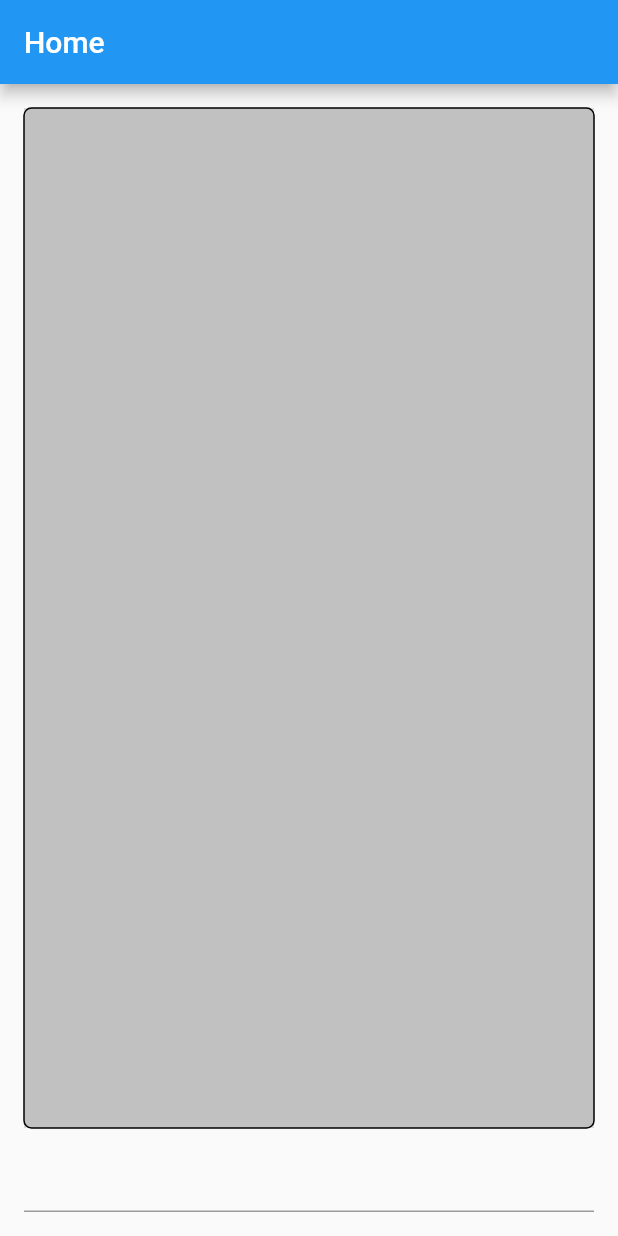
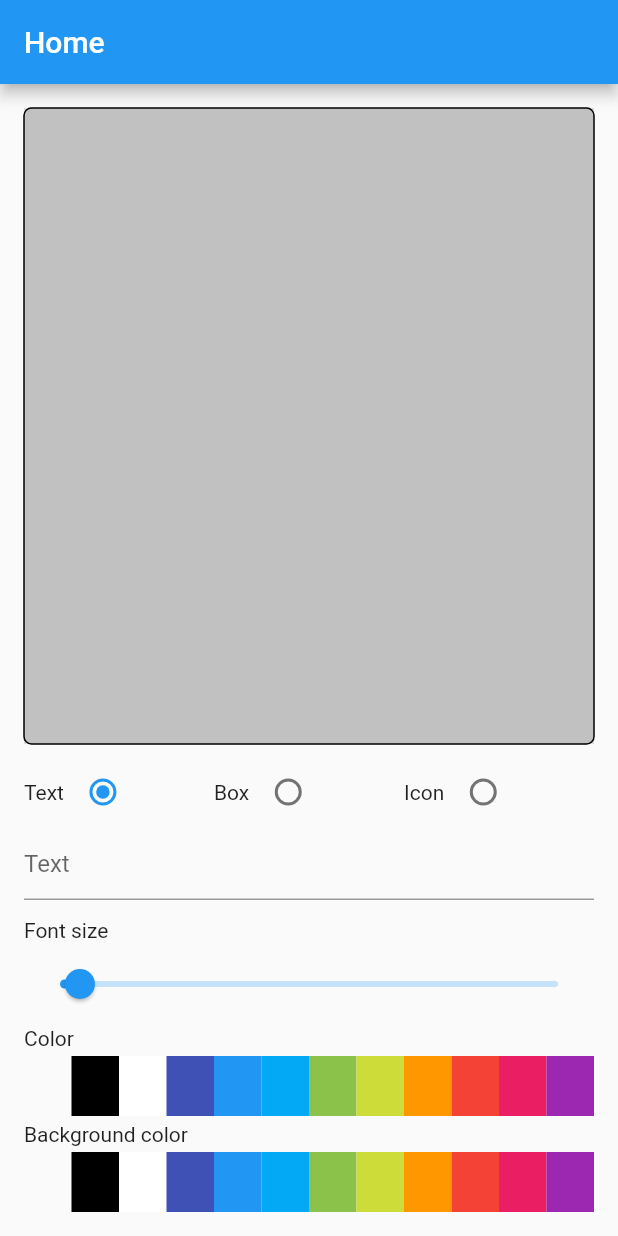
Before and after one commit to CORDEA/blanc, a Flutter app: the screen it shows after launch, on a phone screen of 412 x 824 dp. Run offline on Flutter 3.47's test engine with Material 2 defaults, Android fonts, the phone set to English and light mode, and no system bars; our stand-ins replace freezed_annotation.

Commit message:
add section to add a text node

```diff
--- a/lib/decorator.dart
+++ b/lib/decorator.dart
@@ -19,10 +19,25 @@ class _DecoratorState extends State<Decorator> {
     nodes: [],
   );
   bool inEdit = false;
+  _DecorationType type = _DecorationType.text;
+  _DecorationNode? editingNode;
 
   @override
   Widget build(BuildContext context) {
+    final List<Widget> section;
+    switch (type) {
+      case _DecorationType.text:
+        section = _buildTextSection();
+        break;
+      case _DecorationType.box:
+        section = [];
+        break;
+      case _DecorationType.icon:
+        section = [];
+        break;
+    }
     return Column(
+      crossAxisAlignment: CrossAxisAlignment.start,
       children: [
             Expanded(
               child: AspectRatio(
@@ -44,9 +59,90 @@ class _DecoratorState extends State<Decorator> {
               ),
             ),
             const SizedBox(height: 8),
-        const TextField(),
+            Row(
+              children: [
+                _buildRadio('Text', _DecorationType.text),
+                _buildRadio('Box', _DecorationType.box),
+                _buildRadio('Icon', _DecorationType.icon),
               ],
+            ),
+          ] +
+          section,
     );
+  }
+
+  Widget _buildRadio(String title, _DecorationType ownType) {
+    return Flexible(
+      child: Row(
+        children: [
+          Text(title),
+          const SizedBox(width: 2),
+          Radio<_DecorationType>(
+            value: ownType,
+            groupValue: type,
+            onChanged: (value) {
+              if (value == null) {
+                return;
+              }
+              setState(() {
+                type = value;
+              });
+            },
+          ),
+        ],
+      ),
+    );
+  }
+
+  List<Widget> _buildTextSection() {
+    final node = editingNode?.maybeMap(
+          text: (node) => node,
+          orElse: () => null,
+        ) ??
+        const _TextNode(
+          text: '',
+          color: Colors.black,
+          backgroundColor: Colors.transparent,
+          fontSize: 12,
+          fontWeight: FontWeight.normal,
+          position: Offset.zero,
+        );
+    return [
+      const TextField(decoration: InputDecoration(hintText: 'Text')),
+      const SizedBox(height: 8),
+      const Padding(
+        padding: EdgeInsets.symmetric(vertical: 4),
+        child: Text('Font size'),
+      ),
+      Slider(
+        min: 10,
+        max: 60,
+        value: node.fontSize,
+        onChanged: (value) {
+          setState(() {
+            editingNode = node.copyWith(fontSize: value);
+          });
+        },
+      ),
+      const Padding(
+        padding: EdgeInsets.symmetric(vertical: 4),
+        child: Text('Color'),
+      ),
+      _ColorPicker(onSelected: (color) {
+        setState(() {
+          editingNode = node.copyWith(color: color);
+        });
+      }),
+      const Padding(
+        padding: EdgeInsets.symmetric(vertical: 4),
+        child: Text('Background color'),
+      ),
+      _ColorPicker(onSelected: (color) {
+        setState(() {
+          editingNode = node.copyWith(backgroundColor: color);
+        });
+      }),
+    ];
   }
 }
 
@@ -209,3 +305,5 @@ class _DecorationNode with _$_DecorationNode {
     required Offset position,
   }) = _IconNode;
 }
+
+enum _DecorationType { text, box, icon }
```
Lines whose indentation alone changed are shown as unchanged.
